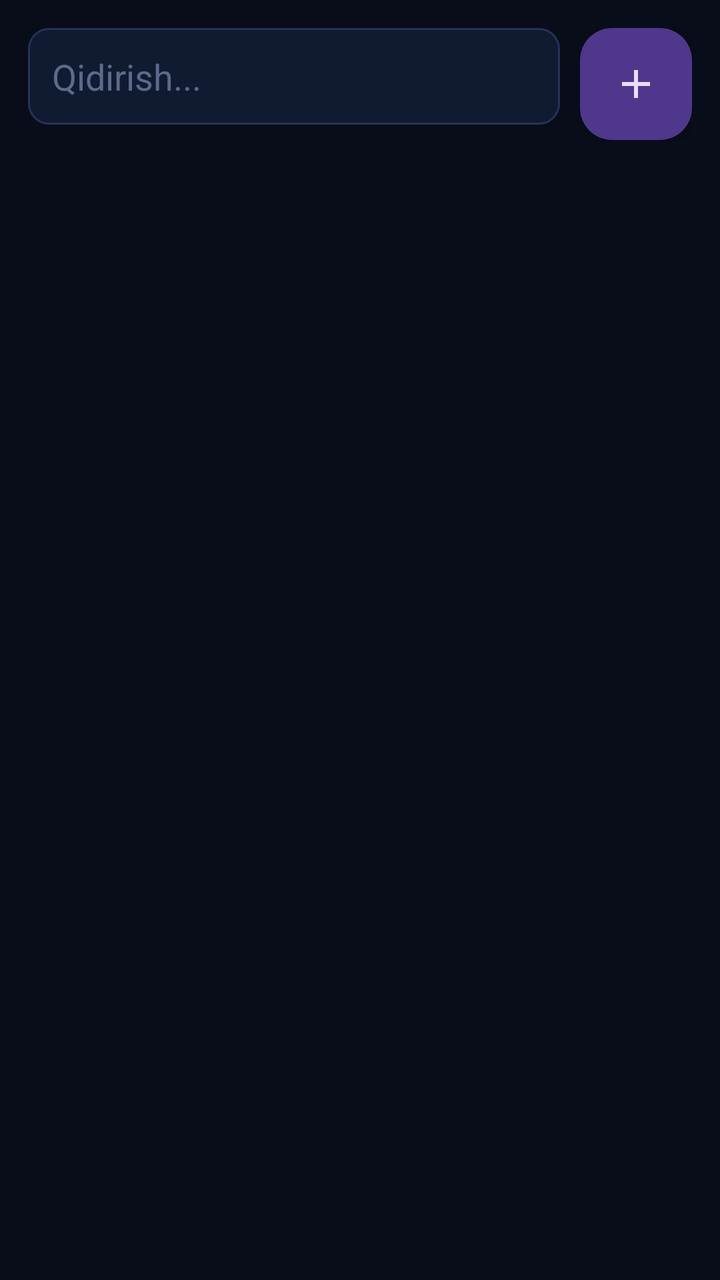
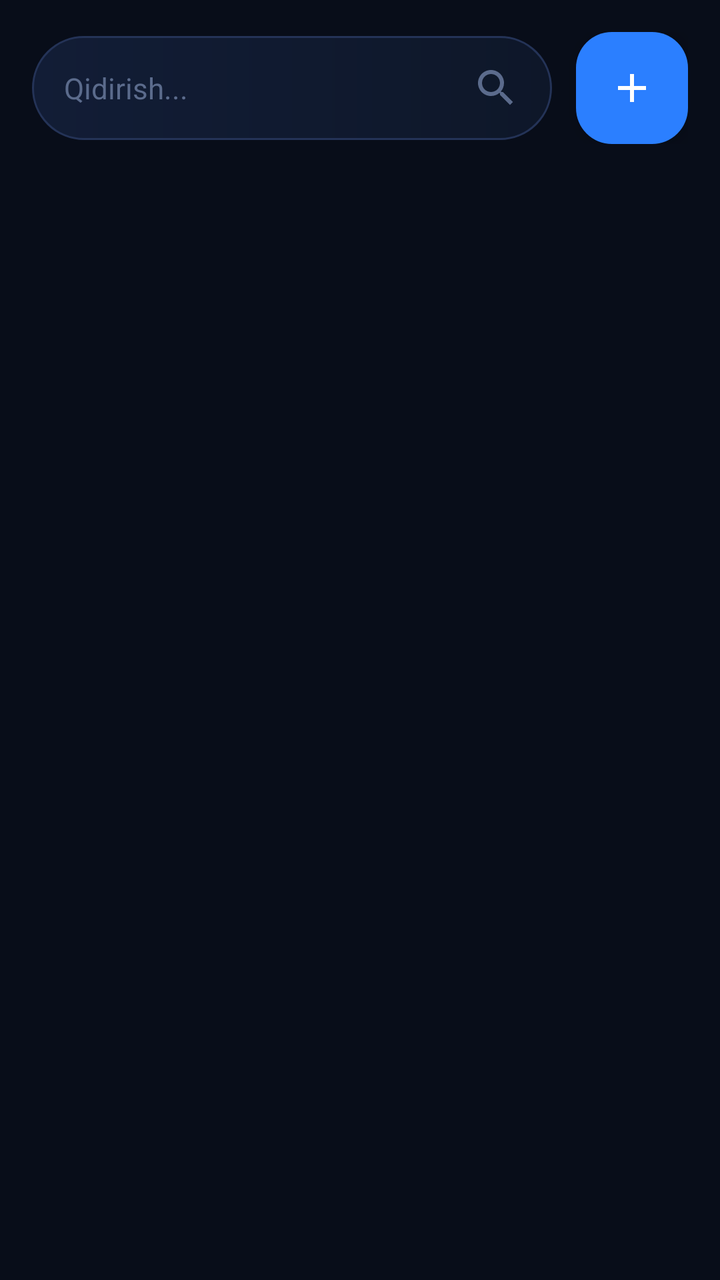

Before-and-after screenshots of an Android layout around one commit, followed by the original layout XML and the change that was made.
<!-- AndroidManifest.xml: application theme Theme.KursManager -->
<!-- res/layout/fragment_list.xml -->
<?xml version="1.0" encoding="utf-8"?>
<LinearLayout xmlns:android="http://schemas.android.com/apk/res/android"
    android:layout_width="match_parent"
    android:layout_height="match_parent"
    android:background="@color/bg"
    android:orientation="vertical"
    android:padding="14dp">

    <LinearLayout
        android:layout_width="match_parent"
        android:layout_height="wrap_content"
        android:orientation="horizontal">

        <EditText
            android:id="@+id/inSearch"
            android:layout_width="0dp"
            android:layout_height="wrap_content"
            android:layout_weight="1"
            android:background="@drawable/bg_input"
            android:hint="Qidirish..."
            android:inputType="text"
            android:padding="12dp"
            android:textColor="@color/text"
            android:textColorHint="@color/text_faint" />

        <com.google.android.material.floatingactionbutton.FloatingActionButton
            android:id="@+id/fabAdd"
            android:layout_width="wrap_content"
            android:layout_height="wrap_content"
            android:layout_marginStart="10dp"
            android:contentDescription="Qo'shish"
            android:src="@drawable/ic_add" />
    </LinearLayout>

    <androidx.recyclerview.widget.RecyclerView
        android:id="@+id/list"
        android:layout_width="match_parent"
        android:layout_height="match_parent"
        android:layout_marginTop="10dp" />
</LinearLayout>
<!-- resources referenced by this layout -->
<resources>
  <color name="bg">#080D19</color>
  <color name="text">#E8EEF7</color>
  <color name="text_faint">#5B6B8C</color>
  <!-- drawable bg_input (drawable) -->
  <?xml version="1.0" encoding="utf-8"?>
  <shape xmlns:android="http://schemas.android.com/apk/res/android" android:shape="rectangle">
      <solid android:color="#101A30" />
      <stroke android:width="1dp" android:color="#243357" />
      <corners android:radius="10dp" />
  </shape>
  <!-- drawable ic_add (drawable) -->
  <vector xmlns:android="http://schemas.android.com/apk/res/android" android:width="24dp" android:height="24dp" android:viewportWidth="24" android:viewportHeight="24" android:tint="?attr/colorControlNormal"><path android:fillColor="@android:color/white" android:pathData="M19 13h-6v6h-2v-6H5v-2h6V5h2v6h6v2z"/></vector>
  <style name="Theme.KursManager" parent="Theme.Material3.Dark.NoActionBar">
          <item name="colorPrimary">@color/primary</item>
          <item name="colorOnPrimary">@android:color/white</item>
          <item name="colorSurface">@color/panel</item>
          <item name="colorOnSurface">@color/text</item>
          <item name="android:colorBackground">@color/bg</item>
          <item name="android:textColor">@color/text</item>
          <item name="android:textColorSecondary">@color/text_dim</item>
          <item name="android:statusBarColor">@color/bg_dark</item>
          <item name="android:navigationBarColor">@color/bg_dark</item>
          <item name="android:windowLightStatusBar">false</item>
          <item name="colorOutlineVariant">@color/border</item>
          <item name="colorOutline">#2A3A5C</item>
          <item name="android:listDivider">@drawable/list_divider</item>
      </style>
  <color name="primary">#2B7FFF</color>
  <color name="panel">#0E1628</color>
  <color name="text_dim">#93A1BD</color>
  <color name="bg_dark">#060A14</color>
  <color name="border">#1C2742</color>
  <!-- drawable list_divider (drawable) -->
  <?xml version="1.0" encoding="utf-8"?>
  <shape xmlns:android="http://schemas.android.com/apk/res/android"
      android:shape="rectangle">
      <solid android:color="#2A3A5C" />
      <size android:height="1dp" />
  </shape>
</resources>

<!-- the commit's change to res/layout/fragment_list.xml (unified diff, before → after) -->
@@ -1,14 +1,16 @@
 <?xml version="1.0" encoding="utf-8"?>
 <LinearLayout xmlns:android="http://schemas.android.com/apk/res/android"
+    xmlns:app="http://schemas.android.com/apk/res-auto"
     android:layout_width="match_parent"
     android:layout_height="match_parent"
     android:background="@color/bg"
     android:orientation="vertical"
-    android:padding="14dp">
+    android:padding="16dp">
 
     <LinearLayout
         android:layout_width="match_parent"
         android:layout_height="wrap_content"
+        android:gravity="center_vertical"
         android:orientation="horizontal">
 
         <EditText
@@ -16,25 +18,40 @@
             android:layout_width="0dp"
             android:layout_height="wrap_content"
             android:layout_weight="1"
-            android:background="@drawable/bg_input"
+            android:background="@drawable/bg_search"
+            android:drawableEnd="@drawable/ic_search"
+            android:drawablePadding="10dp"
+            android:drawableTint="@color/text_faint"
             android:hint="Qidirish..."
+            android:imeOptions="actionSearch"
             android:inputType="text"
-            android:padding="12dp"
+            android:paddingStart="16dp"
+            android:paddingTop="14dp"
+            android:paddingEnd="16dp"
+            android:paddingBottom="14dp"
             android:textColor="@color/text"
-            android:textColorHint="@color/text_faint" />
+            android:textColorHint="@color/text_faint"
+            android:textSize="14.5sp" />
 
         <com.google.android.material.floatingactionbutton.FloatingActionButton
             android:id="@+id/fabAdd"
             android:layout_width="wrap_content"
             android:layout_height="wrap_content"
-            android:layout_marginStart="10dp"
+            android:layout_marginStart="12dp"
             android:contentDescription="Qo'shish"
-            android:src="@drawable/ic_add" />
+            android:src="@drawable/ic_add"
+            android:tint="@android:color/white"
+            app:backgroundTint="@color/primary"
+            app:shapeAppearanceOverlay="@style/FabShape"
+            app:tint="@android:color/white" />
     </LinearLayout>
 
     <androidx.recyclerview.widget.RecyclerView
         android:id="@+id/list"
         android:layout_width="match_parent"
         android:layout_height="match_parent"
-        android:layout_marginTop="10dp" />
+        android:layout_marginTop="14dp"
+        android:clipToPadding="false"
+        android:paddingBottom="8dp"
+        android:scrollbars="none" />
 </LinearLayout>
<!-- resource entries referenced after the edit -->
@@ -3,18 +3,34 @@
   <color name="bg">#080D19</color>
   <color name="text">#E8EEF7</color>
   <color name="text_faint">#5B6B8C</color>
-  <!-- drawable bg_input (drawable) -->
+  <!-- drawable bg_search (drawable) -->
   <?xml version="1.0" encoding="utf-8"?>
   <shape xmlns:android="http://schemas.android.com/apk/res/android" android:shape="rectangle">
-      <solid android:color="#101A30" />
-      <stroke android:width="1dp" android:color="#243357" />
-      <corners android:radius="10dp" />
+      <gradient
+          android:angle="0"
+          android:endColor="#0E1729"
+          android:startColor="#121D36" />
+      <stroke
+          android:width="1dp"
+          android:color="#243357" />
+      <corners android:radius="26dp" />
   </shape>
   <!-- drawable ic_add (drawable) -->
   <vector xmlns:android="http://schemas.android.com/apk/res/android" android:width="24dp" android:height="24dp" android:viewportWidth="24" android:viewportHeight="24" android:tint="?attr/colorControlNormal"><path android:fillColor="@android:color/white" android:pathData="M19 13h-6v6h-2v-6H5v-2h6V5h2v6h6v2z"/></vector>
+  <!-- drawable ic_search (drawable) -->
+  <vector xmlns:android="http://schemas.android.com/apk/res/android" android:width="24dp" android:height="24dp" android:viewportWidth="24" android:viewportHeight="24" android:tint="?attr/colorControlNormal"><path android:fillColor="@android:color/white" android:pathData="M15.5 14h-.79l-.28-.27C15.41 12.59 16 11.11 16 9.5 16 5.91 13.09 3 9.5 3S3 5.91 3 9.5 5.91 16 9.5 16c1.61 0 3.09-.59 4.23-1.57l.27.28v.79l5 4.99L20.49 19l-4.99-5zm-6 0C7.01 14 5 11.99 5 9.5S7.01 5 9.5 5 14 7.01 14 9.5 11.99 14 9.5 14z"/></vector>
+  <style name="FabShape" parent="">
+          <item name="cornerFamily">rounded</item>
+          <item name="cornerSize">18dp</item>
+      </style>
   <style name="Theme.KursManager" parent="Theme.Material3.Dark.NoActionBar">
           <item name="colorPrimary">@color/primary</item>
           <item name="colorOnPrimary">@android:color/white</item>
+          <item name="colorPrimaryContainer">@color/primary</item>
+          <item name="colorOnPrimaryContainer">@android:color/white</item>
+          <item name="colorSecondary">@color/primary</item>
+          <item name="colorSecondaryContainer">@color/primary</item>
+          <item name="colorOnSecondaryContainer">@android:color/white</item>
           <item name="colorSurface">@color/panel</item>
           <item name="colorOnSurface">@color/text</item>
           <item name="android:colorBackground">@color/bg</item>
